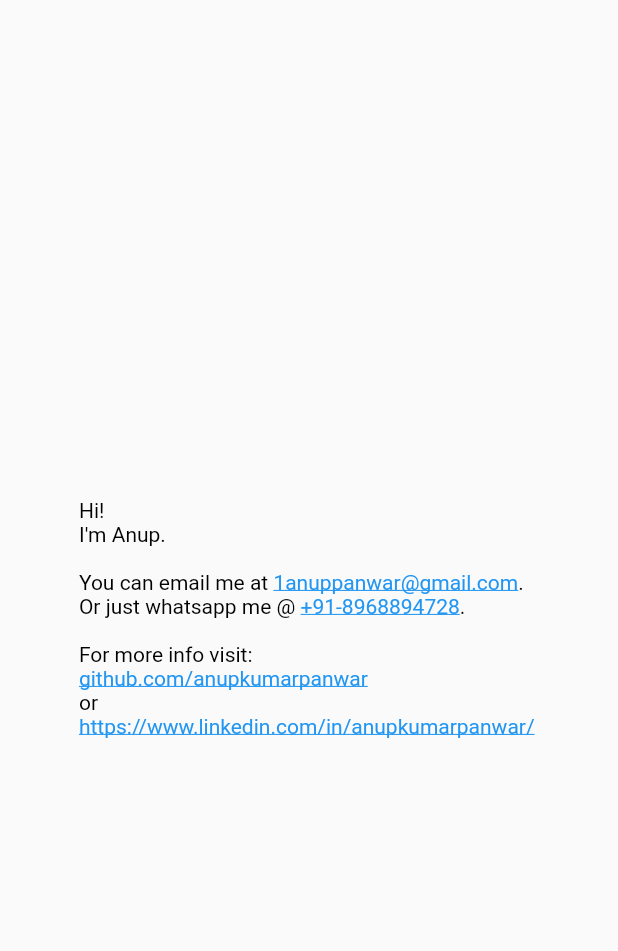
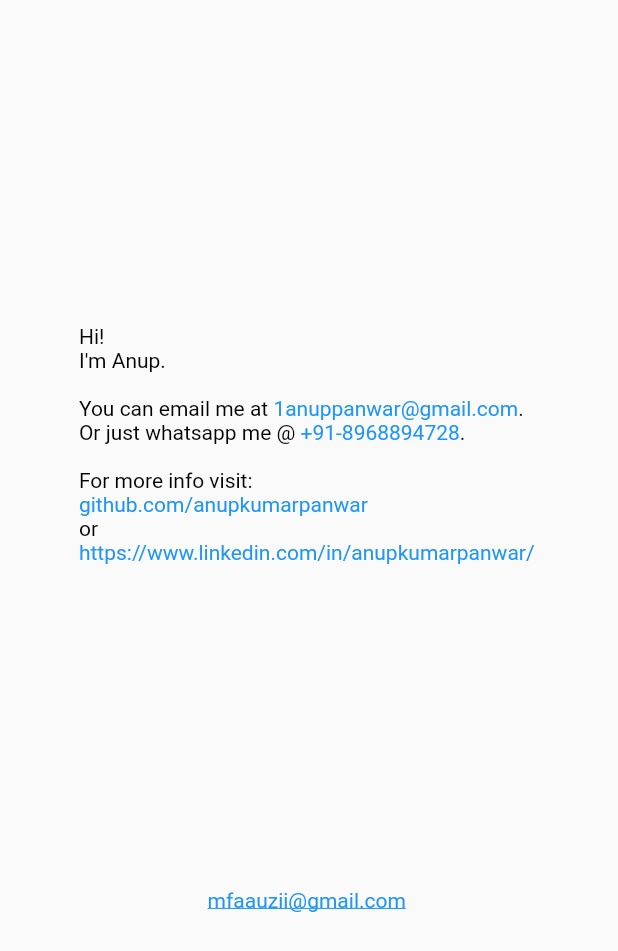
Before and after one commit to AnupKumarPanwar/Linkable, a Flutter app: the screen it shows after launch, on a phone screen of 412 x 824 dp. Shown: the top 951 px of the screen. Run offline on Flutter 3.47's test engine with Material 2 defaults, Android fonts, the phone set to English and light mode, and no system bars; our stand-ins replace url_launcher_web.

Commit message:
Update underline params

```diff
--- a/example/lib/main.dart
+++ b/example/lib/main.dart
@@ -19,6 +19,12 @@ class LinkableExample extends StatelessWidget {
                     "Hi!\nI'm Anup.\n\nYou can email me at 1anuppanwar@gmail.com.\nOr just whatsapp me @ +91-8968894728.\n\nFor more info visit: \ngithub.com/anupkumarpanwar \nor\nhttps://www.linkedin.com/in/anupkumarpanwar/",
               ),
             ),
+            Center(
+              child: Linkable(
+                text: "mfaauzii@gmail.com",
+                underline: TextDecoration.underline,
+              ),
+            ),
           ],
         ),
       ),
--- a/lib/linkable.dart
+++ b/lib/linkable.dart
@@ -33,6 +33,8 @@ class Linkable extends StatelessWidget {
 
   final textHeightBehavior;
 
+  final underline;
+
   List<Parser> _parsers = <Parser>[];
   List<Link> _links = <Link>[];
 
@@ -49,6 +51,7 @@ class Linkable extends StatelessWidget {
     this.strutStyle,
     this.textWidthBasis = TextWidthBasis.parent,
     this.textHeightBehavior,
+    this.underline,
   }) : super(key: key);
 
   @override
@@ -58,7 +61,7 @@ class Linkable extends StatelessWidget {
       TextSpan(
         text: '',
         style: style,
-        children: _getTextSpans(),
+        children: _getTextSpans(underline),
       ),
       textAlign: textAlign,
       textDirection: textDirection,
@@ -70,7 +73,7 @@ class Linkable extends StatelessWidget {
     );
   }
 
-  _getTextSpans() {
+  _getTextSpans(TextDecoration underline) {
     List<TextSpan> _textSpans = <TextSpan>[];
     int i = 0;
     int pos = 0;
@@ -84,7 +87,7 @@ class Linkable extends StatelessWidget {
         _textSpans.add(_link(
             text.substring(
                 _links[pos].regExpMatch.start, _links[pos].regExpMatch.end),
-            _links[pos].type));
+            _links[pos].type, underline));
         i = _links[pos].regExpMatch.end;
         pos++;
       } else {
@@ -98,10 +101,10 @@ class Linkable extends StatelessWidget {
     return TextSpan(text: text, style: TextStyle(color: textColor));
   }
 
-  _link(String text, String type) {
+  _link(String text, String type, TextDecoration underline) {
     return TextSpan(
         text: text,
-        style: TextStyle(color: linkColor, decoration: TextDecoration.underline),
+        style: TextStyle(color: linkColor, decoration: underline),
         recognizer: TapGestureRecognizer()
           ..onTap = () {
             _launch(_getUrl(text, type));
```
